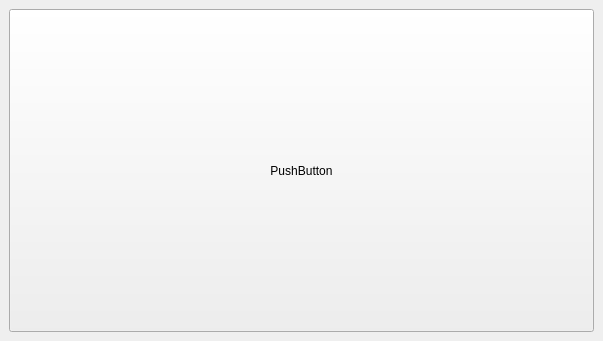
This is ui/mainwindow.ui in mapret/modelviewer as Qt 5 draws it before an edit. The edited form follows.
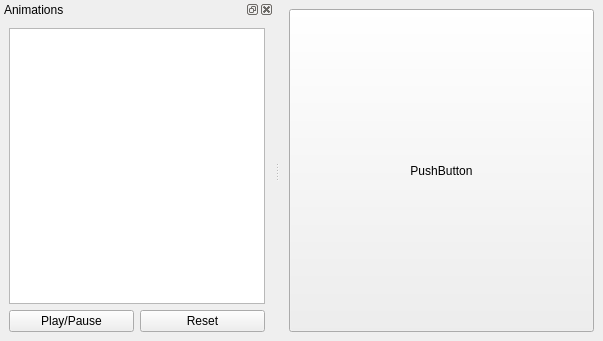
This is the edited form.

Commit message: Implemented model animations

The edit to the form file:
```diff
--- a/ui/mainwindow.ui
+++ b/ui/mainwindow.ui
@@ -34,6 +34,39 @@
     </item>
    </layout>
   </widget>
+  <widget class="QDockWidget" name="dock_animations">
+   <property name="windowTitle">
+    <string>Animations</string>
+   </property>
+   <attribute name="dockWidgetArea">
+    <number>1</number>
+   </attribute>
+   <widget class="QWidget" name="dockWidgetContents">
+    <layout class="QVBoxLayout" name="verticalLayout">
+     <item>
+      <widget class="QListWidget" name="lst_animations"/>
+     </item>
+     <item>
+      <layout class="QHBoxLayout" name="horizontalLayout">
+       <item>
+        <widget class="QPushButton" name="btn_toggle_play">
+         <property name="text">
+          <string>Play/Pause</string>
+         </property>
+        </widget>
+       </item>
+       <item>
+        <widget class="QPushButton" name="btn_reset">
+         <property name="text">
+          <string>Reset</string>
+         </property>
+        </widget>
+       </item>
+      </layout>
+     </item>
+    </layout>
+   </widget>
+  </widget>
  </widget>
  <resources/>
  <connections/>
```
The commit also changes 14 other files.
